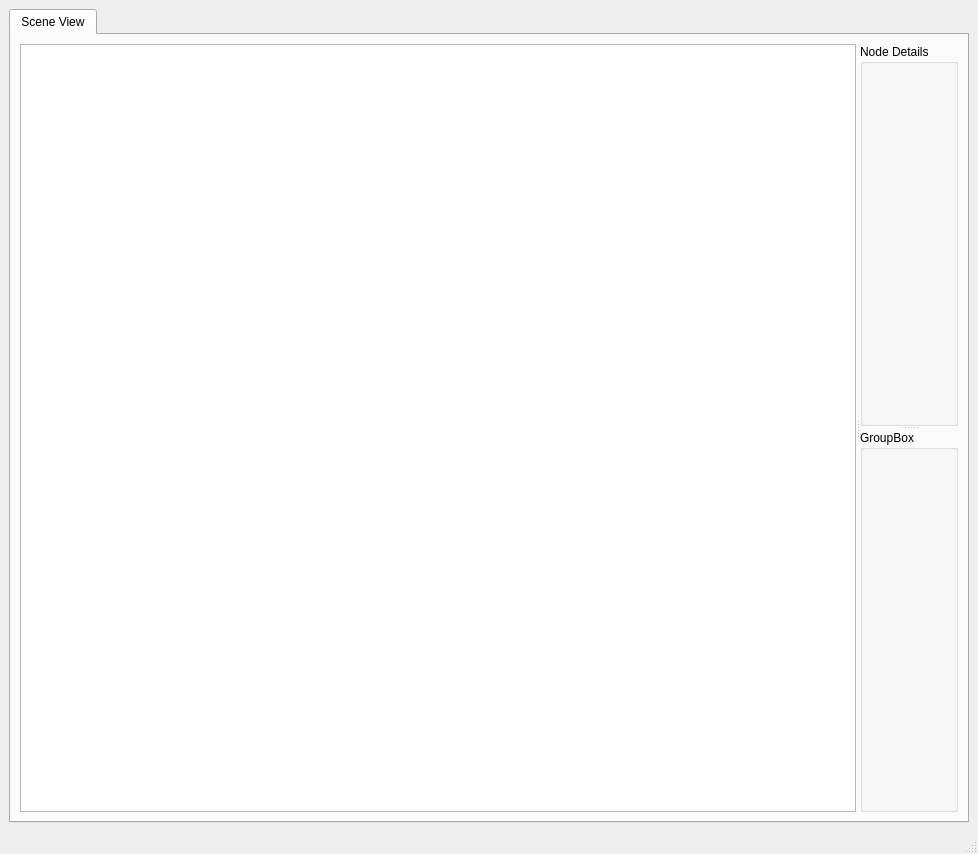
Above: ui/designer/SceneGraph.ui from mfessenden/SceneGraph before the change. Below: the same form after it.
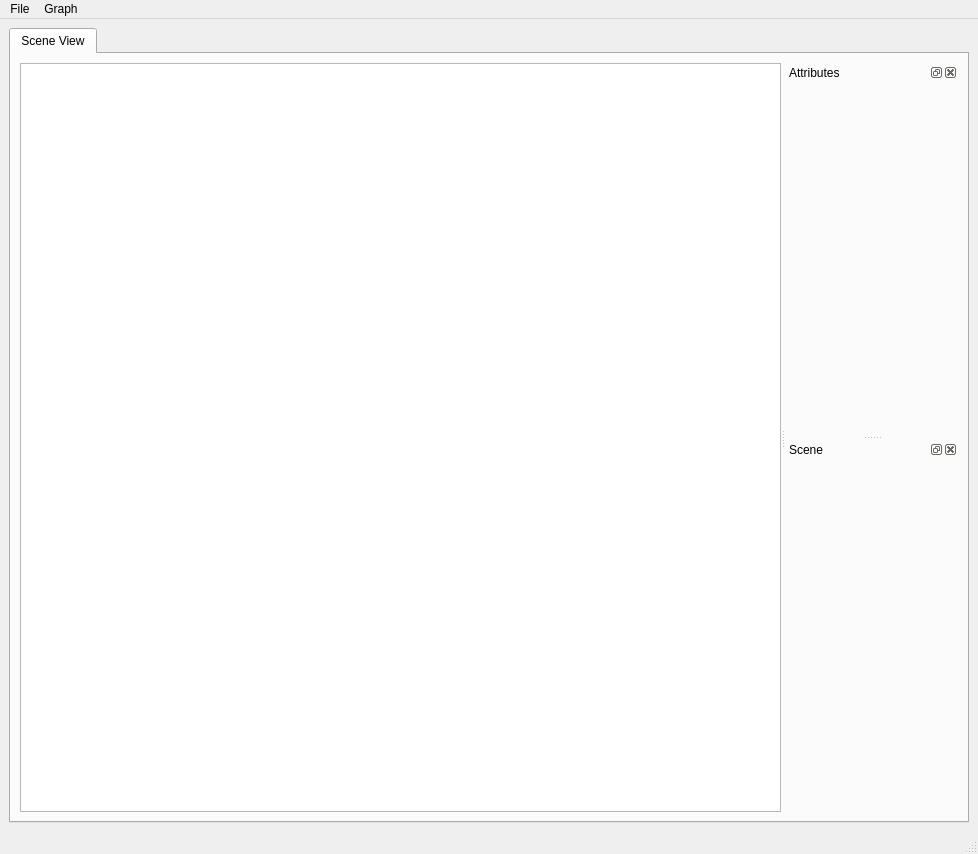
That is the form after the change. Icons and pictures are not drawn.

What changed in the file:
```diff
--- a/ui/designer/SceneGraph.ui
+++ b/ui/designer/SceneGraph.ui
@@ -24,9 +24,9 @@
        <attribute name="title">
         <string>Scene View</string>
        </attribute>
-       <layout class="QGridLayout" name="gridLayout_2">
-        <item row="0" column="0">
-         <widget class="QSplitter" name="main_splitter">
+       <layout class="QVBoxLayout" name="verticalLayout">
+        <item>
+         <widget class="QSplitter" name="splitter">
           <property name="orientation">
            <enum>Qt::Horizontal</enum>
           </property>
@@ -35,15 +35,43 @@
            <property name="orientation">
             <enum>Qt::Vertical</enum>
            </property>
-           <widget class="QGroupBox" name="detailGroup">
-            <property name="title">
-             <string>Node Details</string>
+           <widget class="QDockWidget" name="attrEditorWidget">
+            <property name="sizePolicy">
+             <sizepolicy hsizetype="Preferred" vsizetype="Preferred">
+              <horstretch>0</horstretch>
+              <verstretch>0</verstretch>
+             </sizepolicy>
             </property>
+            <property name="baseSize">
+             <size>
+              <width>0</width>
+              <height>0</height>
+             </size>
+            </property>
+            <property name="windowTitle">
+             <string>Attributes</string>
+            </property>
+            <widget class="QWidget" name="attrEditorContents">
+             <property name="baseSize">
+              <size>
+               <width>175</width>
+               <height>0</height>
+              </size>
+             </property>
+            </widget>
            </widget>
-           <widget class="QGroupBox" name="optionsBox">
-            <property name="title">
-             <string>GroupBox</string>
+           <widget class="QDockWidget" name="sceneWidget">
+            <property name="windowTitle">
+             <string>Scene</string>
             </property>
+            <widget class="QWidget" name="sceneWidgetContents">
+             <property name="baseSize">
+              <size>
+               <width>175</width>
+               <height>0</height>
+              </size>
+             </property>
+            </widget>
            </widget>
           </widget>
          </widget>
@@ -60,9 +88,42 @@
      <x>0</x>
      <y>0</y>
      <width>978</width>
-     <height>22</height>
+     <height>25</height>
     </rect>
    </property>
+   <widget class="QMenu" name="menuFile">
+    <property name="title">
+     <string>File</string>
+    </property>
+    <widget class="QMenu" name="menuRecent_files">
+     <property name="title">
+      <string>Recent files...</string>
+     </property>
+     <addaction name="action_recent1"/>
+    </widget>
+    <addaction name="action_save_graph"/>
+    <addaction name="action_save_graph_as"/>
+    <addaction name="separator"/>
+    <addaction name="action_read_graph"/>
+    <addaction name="separator"/>
+    <addaction name="action_clear_graph"/>
+    <addaction name="menuRecent_files"/>
+   </widget>
+   <widget class="QMenu" name="menuGraph">
+    <property name="title">
+     <string>Graph</string>
+    </property>
+    <widget class="QMenu" name="menu_add_Node">
+     <property name="title">
+      <string>Add Node...</string>
+     </property>
+     <addaction name="action_generic"/>
+    </widget>
+    <addaction name="action_select_root"/>
+    <addaction name="menu_add_Node"/>
+   </widget>
+   <addaction name="menuFile"/>
+   <addaction name="menuGraph"/>
   </widget>
   <widget class="QStatusBar" name="statusbar"/>
  </widget>
```
Left out of the diff: 54 changed lines with no effect on the pictures.
